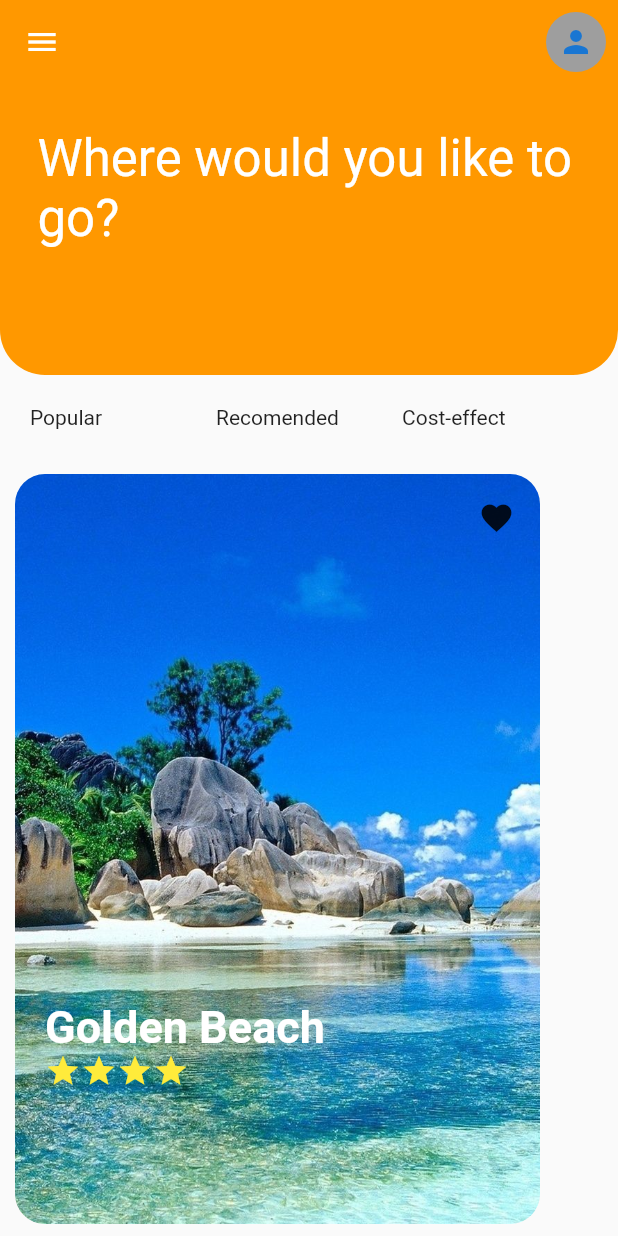
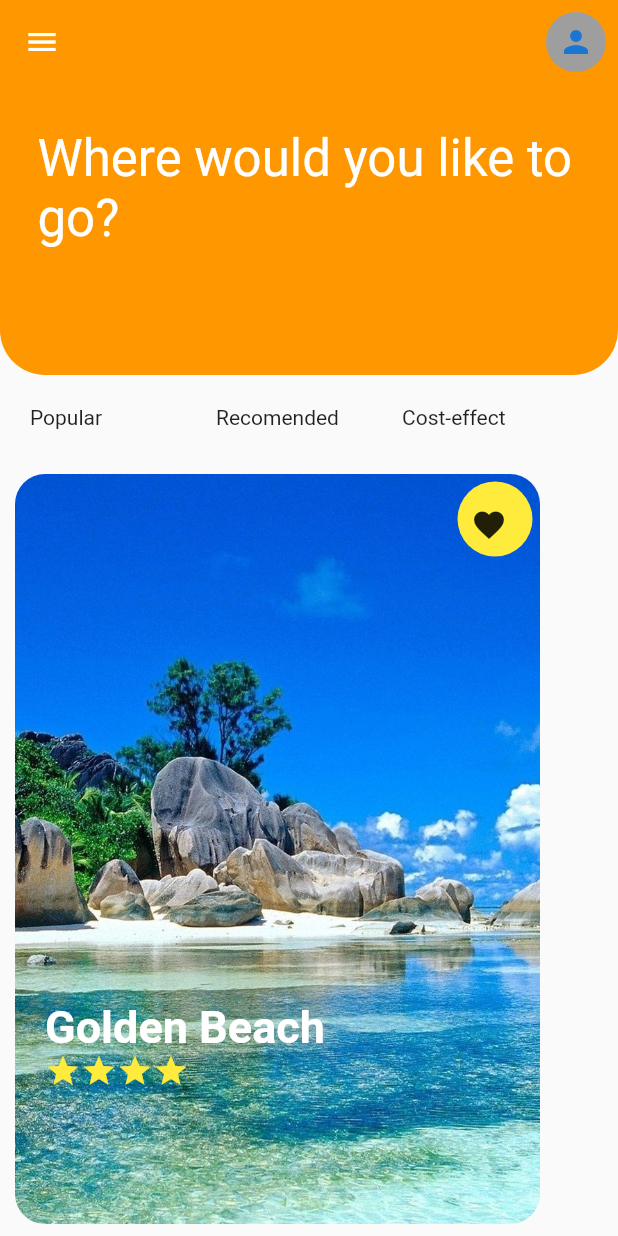
Before and after one commit to lohenyumnam/intern_daily_task, a Flutter app: the TravelApp screen opened directly, on a phone screen of 412 x 824 dp. Run offline on Flutter 3.47's test engine with Material 2 defaults, Android fonts, the phone set to English and light mode, and no system bars.

Commit message:
card favourite button

```diff
--- a/lib/src/daily_task/page/travelApp/Components/customcart.dart
+++ b/lib/src/daily_task/page/travelApp/Components/customcart.dart
@@ -23,6 +23,18 @@ class MyCustomCard extends StatelessWidget {
       Positioned(
         top: 15,
         right: 15,
+        child: Container(
+          height: 50,
+          width: 50,
+          decoration: BoxDecoration(
+            color: Colors.yellow,
+            borderRadius: BorderRadius.circular(30),
+          ),
+        ),
+      ),
+      Positioned(
+        top: 20,
+        right: 20,
         child: IconButton(onPressed: () {}, icon: const Icon(Icons.favorite)),
       ),
       Positioned(
```
